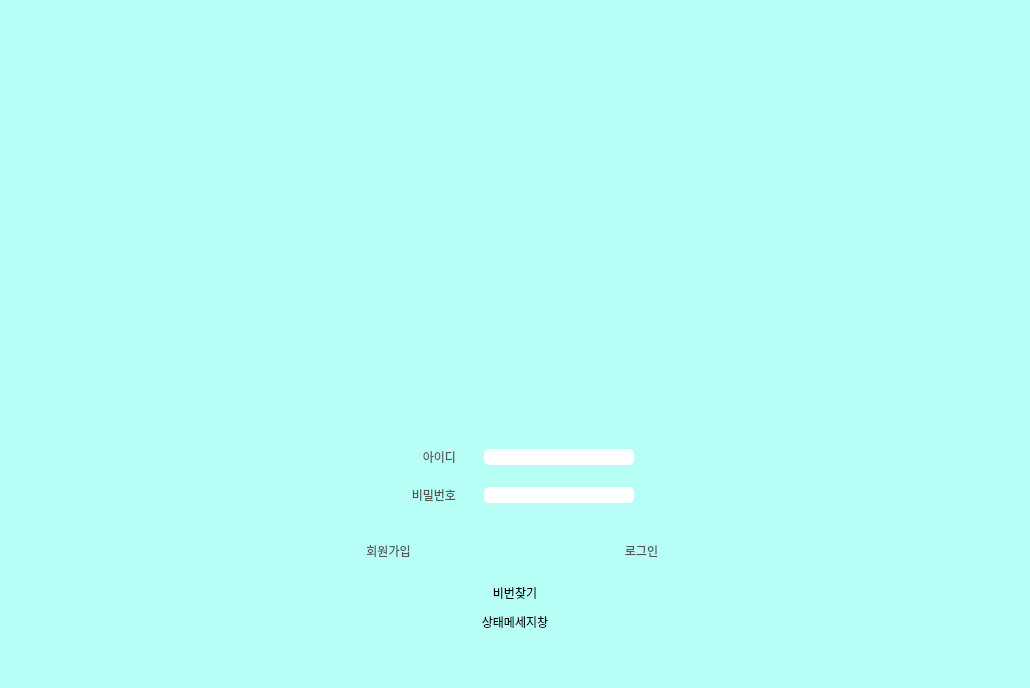
This is soriboda.ui in comsa33/SoriBoda-music_recommendation_program as Qt 5 draws it before an edit. The edited form follows.
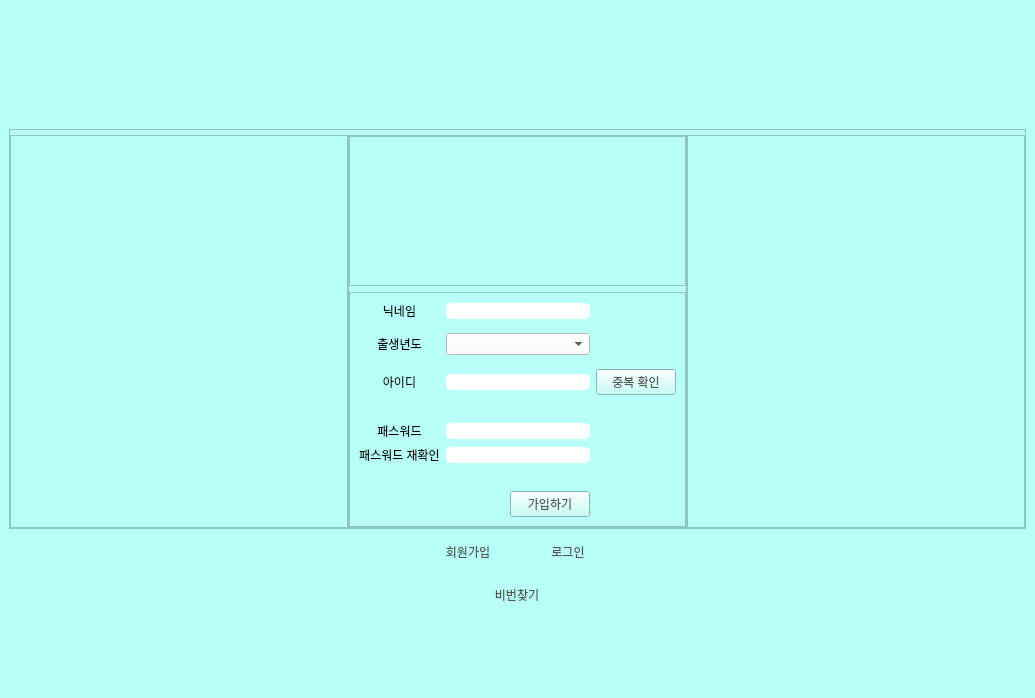
This is the edited form. The open tabs and pages were chosen to show the change. Icons and pictures are not drawn.

```diff
--- a/soriboda.ui
+++ b/soriboda.ui
@@ -6,8 +6,8 @@
    <rect>
     <x>0</x>
     <y>0</y>
-    <width>1030</width>
-    <height>688</height>
+    <width>1035</width>
+    <height>698</height>
    </rect>
   </property>
   <property name="windowTitle">
@@ -17,6 +17,45 @@
    <string notr="true">background-color: rgb(184, 255, 247);</string>
   </property>
   <widget class="QWidget" name="centralwidget">
+   <property name="styleSheet">
+    <string notr="true">QScrollBar:vertical{
+	border:none;
+	background: rgba(255, 255, 255, 0);
+	width: 10px;
+	margin: 0px 0 0px 0;
+	border-radius: 0px;
+}
+
+QScrollBar::handle:vertical{
+	background-color: rgba(226, 226, 226, 150);
+	min-height: 30px;
+	border-radius: 5px;
+}
+QScrollBar::handle:vertical:hover{
+	background-color: rgba(220, 220, 220, 200);
+}
+QScrollBar::handle:vertical:pressed{
+	background-color: rgba(204, 204, 204, 200);
+}
+
+QScrollBar::sub-line:vertical{
+	border:none;
+	background-color: none;
+}
+
+QScrollBar::add-line:vertical{
+	border:none;
+	background-color: none;
+}
+
+QScrollBar::up-arrow:vertical, QScrollBar::down-arrow:vertical{
+	background: none;
+}
+
+QScrollBar::add-page:vertical, QScrollBar::sub-page:vertical{
+	background: none;
+}</string>
+   </property>
    <layout class="QVBoxLayout" name="verticalLayout">
     <property name="spacing">
      <number>0</number>
@@ -55,8 +94,11 @@
         </item>
         <item>
          <widget class="QFrame" name="frame_2">
-          <property name="styleSheet">
-           <string notr="true">border:none;</string>
+          <property name="maximumSize">
+           <size>
+            <width>16777215</width>
+            <height>400</height>
+           </size>
           </property>
           <property name="frameShape">
            <enum>QFrame::StyledPanel</enum>
@@ -64,7 +106,35 @@
           <property name="frameShadow">
            <enum>QFrame::Raised</enum>
           </property>
-          <layout class="QHBoxLayout" name="horizontalLayout_2">
+          <layout class="QVBoxLayout" name="verticalLayout_6">
+           <property name="spacing">
+            <number>0</number>
+           </property>
+           <property name="leftMargin">
+            <number>0</number>
+           </property>
+           <property name="topMargin">
+            <number>0</number>
+           </property>
+           <property name="rightMargin">
+            <number>0</number>
+           </property>
+           <property name="bottomMargin">
+            <number>0</number>
+           </property>
+           <item>
+            <widget class="QStackedWidget" name="stackedWidget_3">
+             <property name="maximumSize">
+              <size>
+               <width>16777215</width>
+               <height>400</height>
+              </size>
+             </property>
+             <property name="currentIndex">
+              <number>2</number>
+             </property>
+             <widget class="QWidget" name="page">
+              <layout class="QVBoxLayout" name="verticalLayout_7">
            <property name="spacing">
             <number>0</number>
            </property>
@@ -82,30 +152,14 @@
            </property>
            <item>
             <widget class="QFrame" name="frame_9">
-             <property name="frameShape">
-              <enum>QFrame::StyledPanel</enum>
-             </property>
-             <property name="frameShadow">
-              <enum>QFrame::Raised</enum>
-             </property>
-            </widget>
-           </item>
-           <item>
-            <widget class="QFrame" name="frame_logo">
-             <property name="minimumSize">
-              <size>
-               <width>300</width>
-               <height>300</height>
-              </size>
-             </property>
              <property name="maximumSize">
               <size>
-               <width>300</width>
+                   <width>16777215</width>
                <height>300</height>
               </size>
              </property>
              <property name="styleSheet">
-              <string notr="true">image: url(:/images/images/logo-001.png);</string>
+                  <string notr="true">border:none;</string>
              </property>
              <property name="frameShape">
               <enum>QFrame::StyledPanel</enum>
@@ -113,8 +167,22 @@
              <property name="frameShadow">
               <enum>QFrame::Raised</enum>
              </property>
-            </widget>
-           </item>
+                 <layout class="QHBoxLayout" name="horizontalLayout_2">
+                  <property name="spacing">
+                   <number>0</number>
+                  </property>
+                  <property name="leftMargin">
+                   <number>0</number>
+                  </property>
+                  <property name="topMargin">
+                   <number>0</number>
+                  </property>
+                  <property name="rightMargin">
+                   <number>0</number>
+                  </property>
+                  <property name="bottomMargin">
+                   <number>0</number>
+                  </property>
            <item>
             <widget class="QFrame" name="frame_11">
              <property name="frameShape">
@@ -130,6 +198,12 @@
         </item>
         <item>
          <widget class="QFrame" name="frame_7">
+                 <property name="maximumSize">
+                  <size>
+                   <width>16777215</width>
+                   <height>100</height>
+                  </size>
+                 </property>
           <property name="styleSheet">
            <string notr="true">border:none;</string>
           </property>
@@ -186,6 +260,9 @@
               <enum>QFrame::Raised</enum>
              </property>
              <layout class="QGridLayout" name="gridLayout">
+                     <property name="spacing">
+                      <number>6</number>
+                     </property>
               <item row="0" column="0">
                <widget class="QLabel" name="label">
                 <property name="maximumSize">
@@ -271,6 +348,270 @@
           </layout>
          </widget>
         </item>
+              </layout>
+             </widget>
+             <widget class="QWidget" name="page_3">
+              <layout class="QHBoxLayout" name="horizontalLayout_7">
+               <property name="spacing">
+                <number>0</number>
+               </property>
+               <property name="leftMargin">
+                <number>0</number>
+               </property>
+               <property name="topMargin">
+                <number>5</number>
+               </property>
+               <property name="rightMargin">
+                <number>0</number>
+               </property>
+               <property name="bottomMargin">
+                <number>0</number>
+               </property>
+               <item>
+                <widget class="QFrame" name="frame_20">
+                 <property name="frameShape">
+                  <enum>QFrame::StyledPanel</enum>
+                 </property>
+                 <property name="frameShadow">
+                  <enum>QFrame::Raised</enum>
+                 </property>
+                </widget>
+               </item>
+               <item>
+                <widget class="QFrame" name="frame_21">
+                 <property name="frameShape">
+                  <enum>QFrame::StyledPanel</enum>
+                 </property>
+                 <property name="frameShadow">
+                  <enum>QFrame::Raised</enum>
+                 </property>
+                 <layout class="QGridLayout" name="gridLayout_2">
+                  <property name="leftMargin">
+                   <number>0</number>
+                  </property>
+                  <property name="topMargin">
+                   <number>0</number>
+                  </property>
+                  <property name="rightMargin">
+                   <number>0</number>
+                  </property>
+                  <property name="bottomMargin">
+                   <number>0</number>
+                  </property>
+                  <item row="1" column="0">
+                   <widget class="QFrame" name="frame_23">
+                    <property name="frameShape">
+                     <enum>QFrame::StyledPanel</enum>
+                    </property>
+                    <property name="frameShadow">
+                     <enum>QFrame::Raised</enum>
+                    </property>
+                    <layout class="QGridLayout" name="gridLayout_3">
+                     <item row="1" column="0">
+                      <widget class="QLabel" name="nick_label">
+                       <property name="maximumSize">
+                        <size>
+                         <width>16777215</width>
+                         <height>20</height>
+                        </size>
+                       </property>
+                       <property name="text">
+                        <string>닉네임</string>
+                       </property>
+                       <property name="alignment">
+                        <set>Qt::AlignCenter</set>
+                       </property>
+                      </widget>
+                     </item>
+                     <item row="1" column="1" colspan="2">
+                      <widget class="QLineEdit" name="nick_lineEdit">
+                       <property name="styleSheet">
+                        <string notr="true">border-radius: 5px;
+background-color: rgb(255, 255, 255)</string>
+                       </property>
+                      </widget>
+                     </item>
+                     <item row="4" column="0">
+                      <widget class="QLabel" name="id_label_2">
+                       <property name="text">
+                        <string>아이디</string>
+                       </property>
+                       <property name="alignment">
+                        <set>Qt::AlignCenter</set>
+                       </property>
+                      </widget>
+                     </item>
+                     <item row="2" column="0" rowspan="2">
+                      <widget class="QLabel" name="birth_year_label">
+                       <property name="maximumSize">
+                        <size>
+                         <width>16777215</width>
+                         <height>20</height>
+                        </size>
+                       </property>
+                       <property name="text">
+                        <string>출생년도</string>
+                       </property>
+                       <property name="alignment">
+                        <set>Qt::AlignCenter</set>
+                       </property>
+                      </widget>
+                     </item>
+                     <item row="4" column="1" colspan="2">
+                      <widget class="QLineEdit" name="id_lineEdit_2">
+                       <property name="styleSheet">
+                        <string notr="true">border-radius: 5px;
+background-color: rgb(255, 255, 255)</string>
+                       </property>
+                      </widget>
+                     </item>
+                     <item row="6" column="0">
+                      <widget class="QLabel" name="pw_label_2">
+                       <property name="text">
+                        <string>패스워드</string>
+                       </property>
+                       <property name="alignment">
+                        <set>Qt::AlignCenter</set>
+                       </property>
+                      </widget>
+                     </item>
+                     <item row="4" column="3">
+                      <widget class="QPushButton" name="id_ck_btn">
+                       <property name="styleSheet">
+                        <string notr="true">QPushButton {
+	color: rgb(85, 87, 83);
+}
+QPushButton:hover{
+	border-radius: 6px;
+	color: rgb(255, 255, 255);
+	background-color: rgb(119, 179, 179);
+}</string>
+                       </property>
+                       <property name="text">
+                        <string>중복 확인</string>
+                       </property>
+                      </widget>
+                     </item>
+                     <item row="5" column="1" colspan="3">
+                      <widget class="QLabel" name="id_ck_label">
+                       <property name="maximumSize">
+                        <size>
+                         <width>16777215</width>
+                         <height>30</height>
+                        </size>
+                       </property>
+                       <property name="text">
+                        <string/>
+                       </property>
+                       <property name="alignment">
+                        <set>Qt::AlignLeading|Qt::AlignLeft|Qt::AlignVCenter</set>
+                       </property>
+                      </widget>
+                     </item>
+                     <item row="8" column="1" colspan="3">
+                      <widget class="QLabel" name="pw_ck_label">
+                       <property name="maximumSize">
+                        <size>
+                         <width>16777215</width>
+                         <height>30</height>
+                        </size>
+                       </property>
+                       <property name="text">
+                        <string/>
+                       </property>
+                      </widget>
+                     </item>
+                     <item row="2" column="1" rowspan="2" colspan="2">
+                      <widget class="QComboBox" name="year_comboBox">
+                       <property name="styleSheet">
+                        <string notr="true">background-color: rgb(255, 255, 255);</string>
+                       </property>
+                      </widget>
+                     </item>
+                     <item row="7" column="1" colspan="2">
+                      <widget class="QLineEdit" name="rpw_lineEdit">
+                       <property name="styleSheet">
+                        <string notr="true">border-radius: 5px;
+background-color: rgb(255, 255, 255)</string>
+                       </property>
+                      </widget>
+                     </item>
+                     <item row="7" column="0">
+                      <widget class="QLabel" name="rpw_label">
+                       <property name="text">
+                        <string>패스워드 재확인</string>
+                       </property>
+                       <property name="alignment">
+                        <set>Qt::AlignCenter</set>
+                       </property>
+                      </widget>
+                     </item>
+                     <item row="6" column="1" colspan="2">
+                      <widget class="QLineEdit" name="pw_lineEdit_2">
+                       <property name="styleSheet">
+                        <string notr="true">border-radius: 5px;
+background-color: rgb(255, 255, 255)</string>
+                       </property>
+                      </widget>
+                     </item>
+                     <item row="9" column="2">
+                      <widget class="QPushButton" name="join_btn_2">
+                       <property name="styleSheet">
+                        <string notr="true">QPushButton {
+	background-color: (184, 255, 247);
+	color: rgb(85, 87, 83);
+}
+QPushButton:hover{
+	border-radius: 6px;
+	color: rgb(255, 255, 255);
+	background-color: rgb(119, 179, 179);
+}</string>
+                       </property>
+                       <property name="text">
+                        <string>가입하기</string>
+                       </property>
+                      </widget>
+                     </item>
+                    </layout>
+                   </widget>
+                  </item>
+                  <item row="0" column="0">
+                   <widget class="QFrame" name="frame_24">
+                    <property name="maximumSize">
+                     <size>
+                      <width>16777215</width>
+                      <height>150</height>
+                     </size>
+                    </property>
+                    <property name="frameShape">
+                     <enum>QFrame::StyledPanel</enum>
+                    </property>
+                    <property name="frameShadow">
+                     <enum>QFrame::Raised</enum>
+                    </property>
+                   </widget>
+                  </item>
+                 </layout>
+                </widget>
+               </item>
+               <item>
+                <widget class="QFrame" name="frame_22">
+                 <property name="frameShape">
+                  <enum>QFrame::StyledPanel</enum>
+                 </property>
+                 <property name="frameShadow">
+                  <enum>QFrame::Raised</enum>
+                 </property>
+                </widget>
+               </item>
+              </layout>
+             </widget>
+             <widget class="QWidget" name="page_4"/>
+            </widget>
+           </item>
+          </layout>
+         </widget>
+        </item>
         <item>
          <widget class="QFrame" name="frame_3">
           <property name="maximumSize">
@@ -316,11 +657,24 @@
            </item>
            <item>
             <widget class="QPushButton" name="btn_signup">
+             <property name="maximumSize">
+              <size>
+               <width>100</width>
+               <height>20</height>
+              </size>
+             </property>
              <property name="cursor">
               <cursorShape>PointingHandCursor</cursorShape>
              </property>
              <property name="styleSheet">
-              <string notr="true">color: rgb(85, 87, 83);</string>
+              <string notr="true">QPushButton {
+	color: rgb(85, 87, 83);
+}
+QPushButton:hover{
+	border-radius: 6px;
+	color: rgb(255, 255, 255);
+	background-color: rgb(119, 179, 179);
+}</string>
              </property>
              <property name="text">
               <string>회원가입</string>
@@ -328,7 +682,13 @@
             </widget>
            </item>
            <item>
-            <widget class="QPushButton" name="btn_singin">
+            <widget class="QPushButton" name="btn_signin">
+             <property name="maximumSize">
+              <size>
+               <width>100</width>
+               <height>20</height>
+              </size>
+             </property>
              <property name="cursor">
               <cursorShape>PointingHandCursor</cursorShape>
              </property>
@@ -336,7 +696,14 @@
               <bool>false</bool>
              </property>
              <property name="styleSheet">
-              <string notr="true">color: rgb(85, 87, 83);</string>
+              <string notr="true">QPushButton {
+	color: rgb(85, 87, 83);
+}
+QPushButton:hover{
+	border-radius: 6px;
+	color: rgb(255, 255, 255);
+	background-color: rgb(119, 179, 179);
+}</string>
              </property>
              <property name="text">
               <string>로그인</string>
@@ -372,19 +739,29 @@
             <widget class="QPushButton" name="btn_findpw">
              <property name="minimumSize">
               <size>
-               <width>150</width>
+               <width>100</width>
                <height>0</height>
               </size>
              </property>
              <property name="maximumSize">
               <size>
-               <width>150</width>
-               <height>16777215</height>
+               <width>100</width>
+               <height>20</height>
               </size>
              </property>
              <property name="cursor">
               <cursorShape>PointingHandCursor</cursorShape>
              </property>
+             <property name="styleSheet">
+              <string notr="true">QPushButton {
+	color: rgb(85, 87, 83);
+}
+QPushButton:hover{
+	border-radius: 6px;
+	color: rgb(255, 255, 255);
+	background-color: rgb(119, 179, 179);
+}</string>
+             </property>
              <property name="text">
               <string>비번찾기</string>
              </property>
@@ -393,7 +770,7 @@
            <item>
             <widget class="QLabel" name="label_status">
              <property name="text">
-              <string>상태메세지창</string>
+              <string/>
              </property>
              <property name="alignment">
               <set>Qt::AlignCenter</set>
```
Left out of the diff: 180 changed lines with no effect on the pictures. Lines whose indentation alone changed are shown as unchanged.
